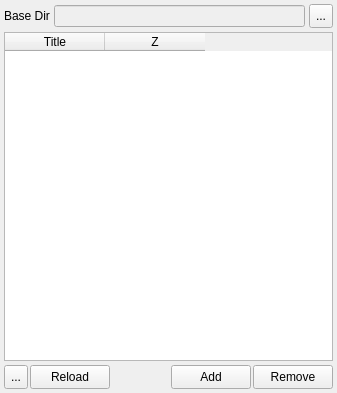
First picture: the form in src/gui/data.ui, repository trisyoungs/uchroma, before the edit.
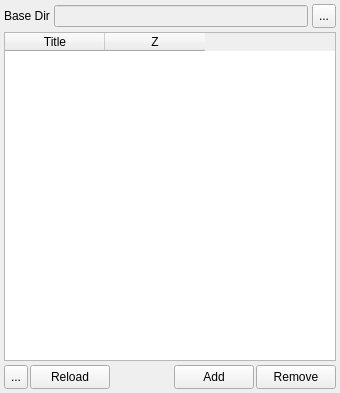
Second picture: the form after the edit. Icons and pictures are not drawn.

Diff of the .ui file:
```diff
--- a/src/gui/data.ui
+++ b/src/gui/data.ui
@@ -6,7 +6,7 @@
    <rect>
     <x>0</x>
     <y>0</y>
-    <width>337</width>
+    <width>340</width>
     <height>393</height>
    </rect>
   </property>
```
Left out of the diff: 2 changed lines with no effect on the pictures.
